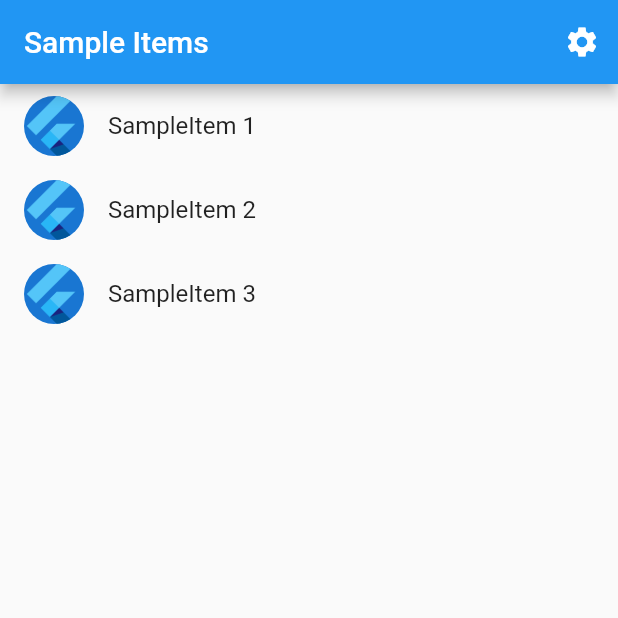
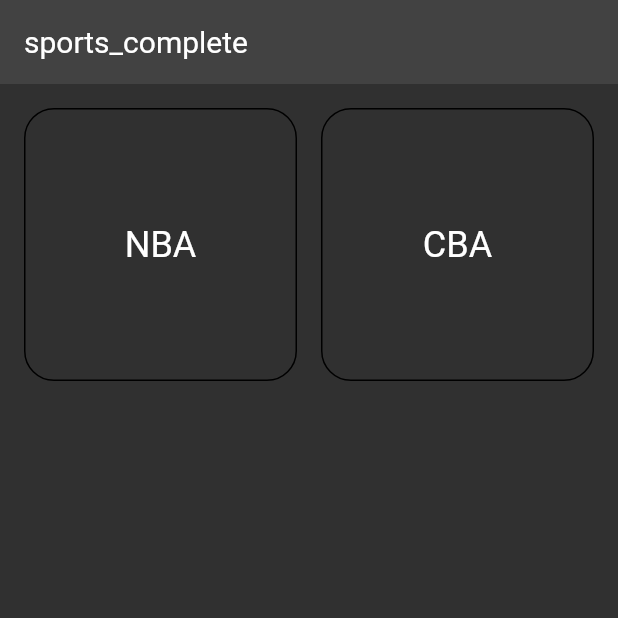
Before and after one commit to android0221/sports_complete, a Flutter app: the screen it shows after launch, on a phone screen of 412 x 824 dp, the top half of it. Run offline on Flutter 3.47's test engine with Material 2 defaults, Android fonts, the phone set to English and light mode, and no system bars; generated files the repository leaves out were written again.

Commit message:
增加首页

```diff
--- a/l10n.yaml
+++ b/l10n.yaml
@@ -1,3 +1,3 @@
-arb-dir: lib/src/localization
+arb-dir: lib/localization
 template-arb-file: app_en.arb
 output-localization-file: app_localizations.dart
--- /dev/null
+++ b/lib/app.dart
@@ -0,0 +1,47 @@
+import 'package:flutter/material.dart';
+import 'package:flutter_gen/gen_l10n/app_localizations.dart';
+import 'package:flutter_localizations/flutter_localizations.dart';
+import 'package:sports_complete/features/home/pages/home_page.dart';
+
+/// The Widget that configures your application.
+class SportsCompleteApp extends StatelessWidget {
+  const SportsCompleteApp({Key? key}) : super(key: key);
+
+  @override
+  Widget build(BuildContext context) {
+    return MaterialApp(
+      // Providing a restorationScopeId allows the Navigator built by the
+      // MaterialApp to restore the navigation stack when a user leaves and
+      // returns to the app after it has been killed while running in the
+      // background.
+      restorationScopeId: 'app',
+
+      // Provide the generated AppLocalizations to the MaterialApp. This
+      // allows descendant Widgets to display the correct translations
+      // depending on the user's locale.
+      localizationsDelegates: const [
+        AppLocalizations.delegate,
+        GlobalMaterialLocalizations.delegate,
+        GlobalWidgetsLocalizations.delegate,
+        GlobalCupertinoLocalizations.delegate,
+      ],
+      supportedLocales: const [
+        Locale('en', ''),
+        Locale('zh', 'CN'),
+      ],
+
+      onGenerateTitle: (BuildContext context) =>
+          AppLocalizations.of(context)!.appTitle,
+
+      theme: ThemeData(appBarTheme: _appBarTheme),
+      darkTheme: ThemeData.dark().copyWith(appBarTheme: _appBarTheme),
+      themeMode: ThemeMode.dark,
+      home: const HomePage(),
+    );
+  }
+
+  AppBarTheme get _appBarTheme => const AppBarTheme(
+        elevation: 0,
+        titleTextStyle: TextStyle(fontSize: 20),
+      );
+}
--- /dev/null
+++ b/lib/features/home/pages/home_page.dart
@@ -0,0 +1,24 @@
+import 'package:flutter/material.dart';
+import 'package:flutter_gen/gen_l10n/app_localizations.dart';
+import 'package:sports_complete/features/home/widgets/sport_item.dart';
+
+class HomePage extends StatelessWidget {
+  const HomePage({Key? key}) : super(key: key);
+
+  @override
+  Widget build(BuildContext context) {
+    return Scaffold(
+      appBar: AppBar(title: Text(AppLocalizations.of(context)!.appTitle)),
+      body: GridView.count(
+        crossAxisCount: 2,
+        crossAxisSpacing: 16,
+        mainAxisSpacing: 16,
+        padding: const EdgeInsets.all(16),
+        children: const [
+          SportItem(text: 'NBA', iconPath: 'assets/nba.png'),
+          SportItem(text: 'CBA', iconPath: 'assets/nba.png'),
+        ],
+      ),
+    );
+  }
+}
--- /dev/null
+++ b/lib/features/home/widgets/sport_item.dart
@@ -0,0 +1,32 @@
+import 'package:flutter/material.dart';
+
+class SportItem extends StatelessWidget {
+  final String text;
+  final String iconPath;
+
+  const SportItem({
+    Key? key,
+    required this.text,
+    required this.iconPath,
+  }) : super(key: key);
+
+  @override
+  Widget build(BuildContext context) {
+    return InkWell(
+      onTap: () {},
+      borderRadius: BorderRadius.circular(20),
+      child: Container(
+        decoration: BoxDecoration(
+          border: Border.all(),
+          borderRadius: BorderRadius.circular(20),
+        ),
+        child: Center(
+          child: Text(
+            text,
+            style: Theme.of(context).textTheme.headline5,
+          ),
+        ),
+      ),
+    );
+  }
+}
--- /dev/null
+++ b/lib/features/home/widgets/widgets.dart
@@ -0,0 +1 @@
+export 'sport_item.dart';
--- /dev/null
+++ b/lib/localization/app_zh.arb
@@ -0,0 +1,3 @@
+{
+  "appTitle": "体育大全"
+}
--- a/lib/src/app.dart
+++ /dev/null
@@ -1,85 +0,0 @@
-import 'package:flutter/material.dart';
-import 'package:flutter_gen/gen_l10n/app_localizations.dart';
-import 'package:flutter_localizations/flutter_localizations.dart';
-
-import 'sample_feature/sample_item_details_view.dart';
-import 'sample_feature/sample_item_list_view.dart';
-import 'settings/settings_controller.dart';
-import 'settings/settings_view.dart';
-
-/// The Widget that configures your application.
-class MyApp extends StatelessWidget {
-  const MyApp({
-    Key? key,
-    required this.settingsController,
-  }) : super(key: key);
-
-  final SettingsController settingsController;
-
-  @override
-  Widget build(BuildContext context) {
-    // Glue the SettingsController to the MaterialApp.
-    //
-    // The AnimatedBuilder Widget listens to the SettingsController for changes.
-    // Whenever the user updates their settings, the MaterialApp is rebuilt.
-    return AnimatedBuilder(
-      animation: settingsController,
-      builder: (BuildContext context, Widget? child) {
-        return MaterialApp(
-          // Providing a restorationScopeId allows the Navigator built by the
-          // MaterialApp to restore the navigation stack when a user leaves and
-          // returns to the app after it has been killed while running in the
-          // background.
-          restorationScopeId: 'app',
-
-          // Provide the generated AppLocalizations to the MaterialApp. This
-          // allows descendant Widgets to display the correct translations
-          // depending on the user's locale.
-          localizationsDelegates: const [
-            AppLocalizations.delegate,
-            GlobalMaterialLocalizations.delegate,
-            GlobalWidgetsLocalizations.delegate,
-            GlobalCupertinoLocalizations.delegate,
-          ],
-          supportedLocales: const [
-            Locale('en', ''), // English, no country code
-          ],
-
-          // Use AppLocalizations to configure the correct application title
-          // depending on the user's locale.
-          //
-          // The appTitle is defined in .arb files found in the localization
-          // directory.
-          onGenerateTitle: (BuildContext context) =>
-              AppLocalizations.of(context)!.appTitle,
-
-          // Define a light and dark color theme. Then, read the user's
-          // preferred ThemeMode (light, dark, or system default) from the
-          // SettingsController to display the correct theme.
-          theme: ThemeData(),
-          darkTheme: ThemeData.dark(),
-          themeMode: settingsController.themeMode,
-
-          // Define a function to handle named routes in order to support
-          // Flutter web url navigation and deep linking.
-          onGenerateRoute: (RouteSettings routeSettings) {
-            return MaterialPageRoute<void>(
-              settings: routeSettings,
-              builder: (BuildContext context) {
-                switch (routeSettings.name) {
-                  case SettingsView.routeName:
-                    return SettingsView(controller: settingsController);
-                  case SampleItemDetailsView.routeName:
-                    return const SampleItemDetailsView();
-                  case SampleItemListView.routeName:
-                  default:
-                    return const SampleItemListView();
-                }
-              },
-            );
-          },
-        );
-      },
-    );
-  }
-}
--- a/lib/src/sample_feature/sample_item.dart
+++ /dev/null
@@ -1,6 +0,0 @@
-/// A placeholder class that represents an entity or model.
-class SampleItem {
-  const SampleItem(this.id);
-
-  final int id;
-}
--- a/lib/src/sample_feature/sample_item_list_view.dart
+++ /dev/null
@@ -1,71 +0,0 @@
-import 'package:flutter/material.dart';
-
-import '../settings/settings_view.dart';
-import 'sample_item.dart';
-import 'sample_item_details_view.dart';
-
-/// Displays a list of SampleItems.
-class SampleItemListView extends StatelessWidget {
-  const SampleItemListView({
-    Key? key,
-    this.items = const [SampleItem(1), SampleItem(2), SampleItem(3)],
-  }) : super(key: key);
-
-  static const routeName = '/';
-
-  final List<SampleItem> items;
-
-  @override
-  Widget build(BuildContext context) {
-    return Scaffold(
-      appBar: AppBar(
-        title: const Text('Sample Items'),
-        actions: [
-          IconButton(
-            icon: const Icon(Icons.settings),
-            onPressed: () {
-              // Navigate to the settings page. If the user leaves and returns
-              // to the app after it has been killed while running in the
-              // background, the navigation stack is restored.
-              Navigator.restorablePushNamed(context, SettingsView.routeName);
-            },
-          ),
-        ],
-      ),
-
-      // To work with lists that may contain a large number of items, it’s best
-      // to use the ListView.builder constructor.
-      //
-      // In contrast to the default ListView constructor, which requires
-      // building all Widgets up front, the ListView.builder constructor lazily
-      // builds Widgets as they’re scrolled into view.
-      body: ListView.builder(
-        // Providing a restorationId allows the ListView to restore the
-        // scroll position when a user leaves and returns to the app after it
-        // has been killed while running in the background.
-        restorationId: 'sampleItemListView',
-        itemCount: items.length,
-        itemBuilder: (BuildContext context, int index) {
-          final item = items[index];
-
-          return ListTile(
-            title: Text('SampleItem ${item.id}'),
-            leading: const CircleAvatar(
-              // Display the Flutter Logo image asset.
-              foregroundImage: AssetImage('assets/images/flutter_logo.png'),
-            ),
-            onTap: () {
-              // Navigate to the details page. If the user leaves and returns to
-              // the app after it has been killed while running in the
-              // background, the navigation stack is restored.
-              Navigator.restorablePushNamed(
-                context,
-                SampleItemDetailsView.routeName,
-              );
-            }
-          );
-        },
-      ),
-    );
-  }
-}
--- a/lib/src/settings/settings_controller.dart
+++ /dev/null
@@ -1,51 +0,0 @@
-import 'package:flutter/cupertino.dart';
-import 'package:flutter/material.dart';
-
-import 'settings_service.dart';
-
-/// A class that many Widgets can interact with to read user settings, update
-/// user settings, or listen to user settings changes.
-///
-/// Controllers glue Data Services to Flutter Widgets. The SettingsController
-/// uses the SettingsService to store and retrieve user settings.
-class SettingsController with ChangeNotifier {
-  SettingsController(this._settingsService);
-
-  // Make SettingsService a private variable so it is not used directly.
-  final SettingsService _settingsService;
-
-  // Make ThemeMode a private variable so it is not updated directly without
-  // also persisting the changes with the SettingsService.
-  late ThemeMode _themeMode;
-
-  // Allow Widgets to read the user's preferred ThemeMode.
-  ThemeMode get themeMode => _themeMode;
-
-  /// Load the user's settings from the SettingsService. It may load from a
-  /// local database or the internet. The controller only knows it can load the
-  /// settings from the service.
-  Future<void> loadSettings() async {
-    _themeMode = await _settingsService.themeMode();
-
-    // Important! Inform listeners a change has occurred.
-    notifyListeners();
-  }
-
-  /// Update and persist the ThemeMode based on the user's selection.
-  Future<void> updateThemeMode(ThemeMode? newThemeMode) async {
-    if (newThemeMode == null) return;
-
-    // Dot not perform any work if new and old ThemeMode are identical
-    if (newThemeMode == _themeMode) return;
-
-    // Otherwise, store the new theme mode in memory
-    _themeMode = newThemeMode;
-
-    // Important! Inform listeners a change has occurred.
-    notifyListeners();
-
-    // Persist the changes to a local database or the internet using the
-    // SettingService.
-    await _settingsService.updateThemeMode(newThemeMode);
-  }
-}
--- a/lib/src/settings/settings_service.dart
+++ /dev/null
@@ -1,17 +0,0 @@
-import 'package:flutter/material.dart';
-
-/// A service that stores and retrieves user settings.
-///
-/// By default, this class does not persist user settings. If you'd like to
-/// persist the user settings locally, use the shared_preferences package. If
-/// you'd like to store settings on a web server, use the http package.
-class SettingsService {
-  /// Loads the User's preferred ThemeMode from local or remote storage.
-  Future<ThemeMode> themeMode() async => ThemeMode.system;
-
-  /// Persists the user's preferred ThemeMode to local or remote storage.
-  Future<void> updateThemeMode(ThemeMode theme) async {
-    // Use the shared_preferences package to persist settings locally or the
-    // http package to persist settings over the network.
-  }
-}
--- a/lib/src/settings/settings_view.dart
+++ /dev/null
@@ -1,51 +0,0 @@
-import 'package:flutter/material.dart';
-
-import 'settings_controller.dart';
-
-/// Displays the various settings that can be customized by the user.
-///
-/// When a user changes a setting, the SettingsController is updated and
-/// Widgets that listen to the SettingsController are rebuilt.
-class SettingsView extends StatelessWidget {
-  const SettingsView({Key? key, required this.controller}) : super(key: key);
-
-  static const routeName = '/settings';
-
-  final SettingsController controller;
-
-  @override
-  Widget build(BuildContext context) {
-    return Scaffold(
-      appBar: AppBar(
-        title: const Text('Settings'),
-      ),
-      body: Padding(
-        padding: const EdgeInsets.all(16),
-        // Glue the SettingsController to the theme selection DropdownButton.
-        //
-        // When a user selects a theme from the dropdown list, the
-        // SettingsController is updated, which rebuilds the MaterialApp.
-        child: DropdownButton<ThemeMode>(
-          // Read the selected themeMode from the controller
-          value: controller.themeMode,
-          // Call the updateThemeMode method any time the user selects a theme.
-          onChanged: controller.updateThemeMode,
-          items: const [
-            DropdownMenuItem(
-              value: ThemeMode.system,
-              child: Text('System Theme'),
-            ),
-            DropdownMenuItem(
-              value: ThemeMode.light,
-              child: Text('Light Theme'),
-            ),
-            DropdownMenuItem(
-              value: ThemeMode.dark,
-              child: Text('Dark Theme'),
-            )
-          ],
-        ),
-      ),
-    );
-  }
-}
```
Also changed, not shown: lib/main.dart (+2 -15 lines), lib/src/sample_feature/sample_item_details_view.dart (deleted, +0 -20 lines), pubspec.yaml (+4 -4 lines), assets/images/2.0x/flutter_logo.png (deleted), assets/images/3.0x/flutter_logo.png (deleted), assets/images/flutter_logo.png (deleted), lib/localization/app_en.arb (renamed from lib/src/localization/app_en.arb), pubspec.lock, 1 other file.
